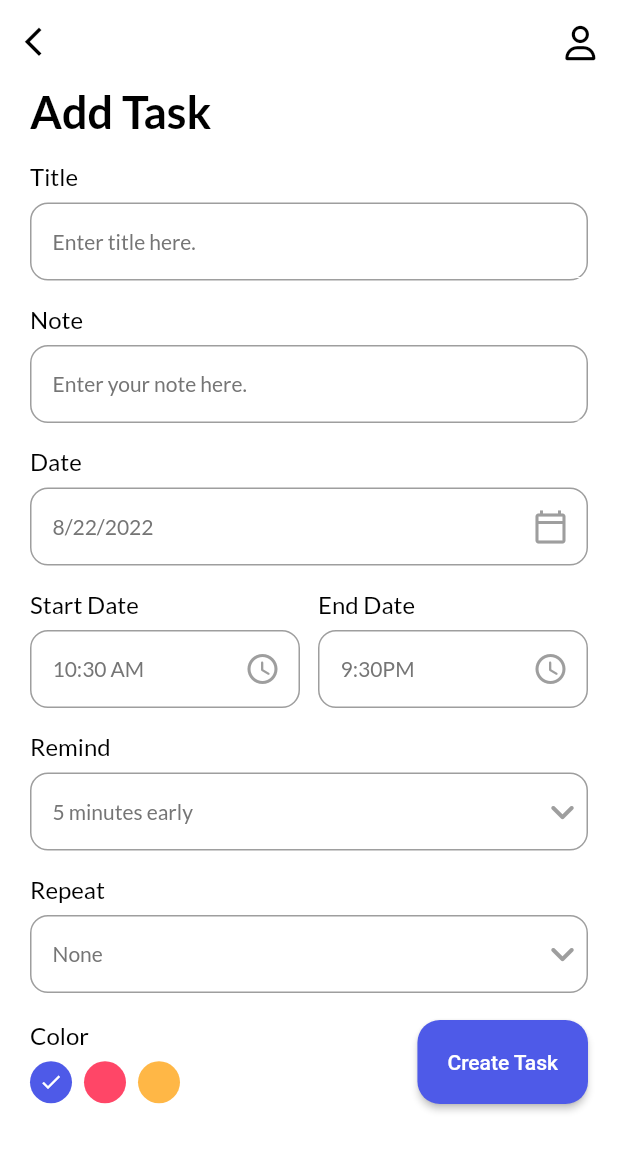
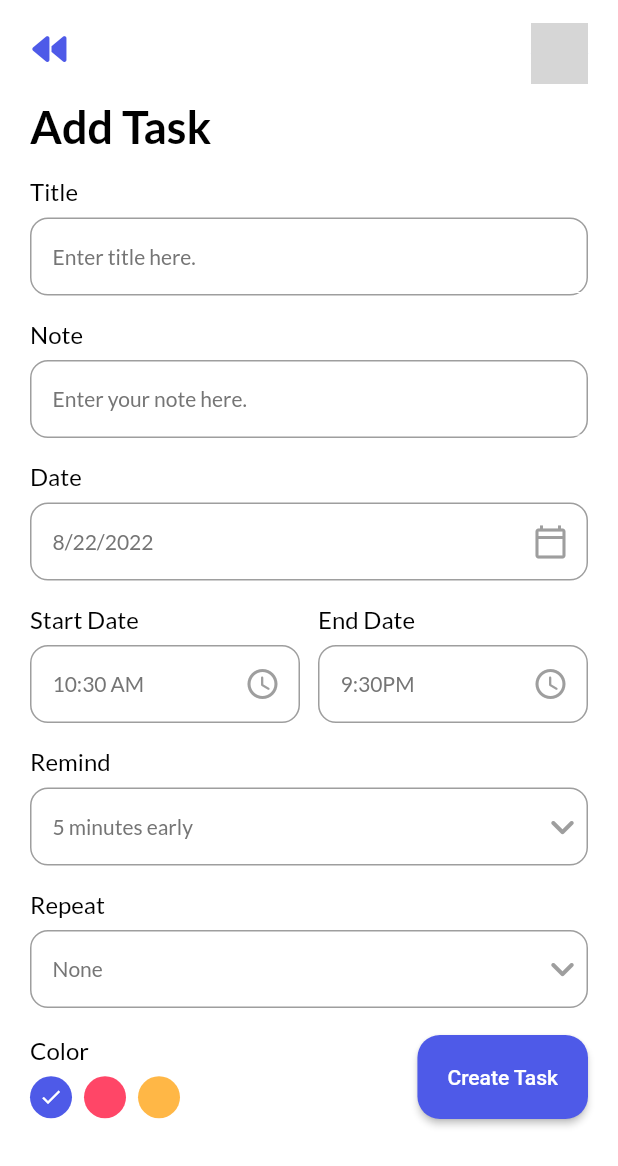
Before and after one commit to JideijeEmeka/my_todo_app, a Flutter app: the screen it shows after launch, after a tap on "+ Add task", on a phone screen of 412 x 824 dp. Shown: the top 1166 px of the screen. Run offline on Flutter 3.47's test engine with Material 2 defaults, Android fonts, the phone set to English and light mode, and no system bars; our stand-ins replace date_picker_timeline, flutter_local_notifications, flutter_native_timezone, flutter_staggered_animations, font_awesome_flutter, get and 4 more; accounts and stored records are empty; network calls fail; grey boxes are pictures that could not be loaded.

Commit message:
Change leading button

```diff
--- a/lib/UI/add_task_page.dart
+++ b/lib/UI/add_task_page.dart
@@ -4,6 +4,7 @@ import 'package:font_awesome_flutter/font_awesome_flutter.dart';
 import 'package:get/get.dart';
 import 'package:intl/intl.dart';
 import 'package:my_todo_app/UI/notified_page.dart';
+import 'package:my_todo_app/constants/constants.dart';
 import 'package:my_todo_app/controllers/task_controller.dart';
 import 'package:my_todo_app/models/task.dart';
 import 'package:my_todo_app/themes/app_colors.dart';
@@ -132,19 +133,19 @@ class _AddTaskState extends State<AddTask> {
       appBar: AppBar(
         backgroundColor: context.theme.backgroundColor,
         elevation: 0,
-        leading: GestureDetector(
-          onTap: () => {
-            Get.back()
-          },
-          child: Icon(Icons.arrow_back_ios, size: 23,
-            color: Get.isDarkMode ? Colors.white: Colors.black,),
-        ),
-        actions: [
+        leading: IconButton(onPressed: () => Get.back(),
+            padding: const EdgeInsets.only(left: 10, top: 10),
+            icon: const FaIcon(FontAwesomeIcons.backward, size: 23,
+              color: bluishColor,)),
+        actions: const [
           Padding(
-            padding: const EdgeInsets.only(right: 15, top: 17),
-            child: FaIcon(FontAwesomeIcons.user, size: 23,
-              color: Get.isDarkMode ? whiteColor : blackColor,),
-          )
+            padding: EdgeInsets.only(right: 20, top: 15),
+            child: CircleAvatar(
+                radius: 19,
+                backgroundColor: bluishColor,
+                backgroundImage: NetworkImage(profilePicUrl),
+              ),
+          ),
         ],
       ),
       body: SingleChildScrollView(
@@ -153,6 +154,7 @@ class _AddTaskState extends State<AddTask> {
           child: Column(
             crossAxisAlignment: CrossAxisAlignment.start,
             children: [
+              const SizedBox(height: 10,),
               Text('Add Task', style: headingStyle,),
               MyInputField(hint: 'Enter title here.', title: 'Title',
                 controller: titleController,),
```
